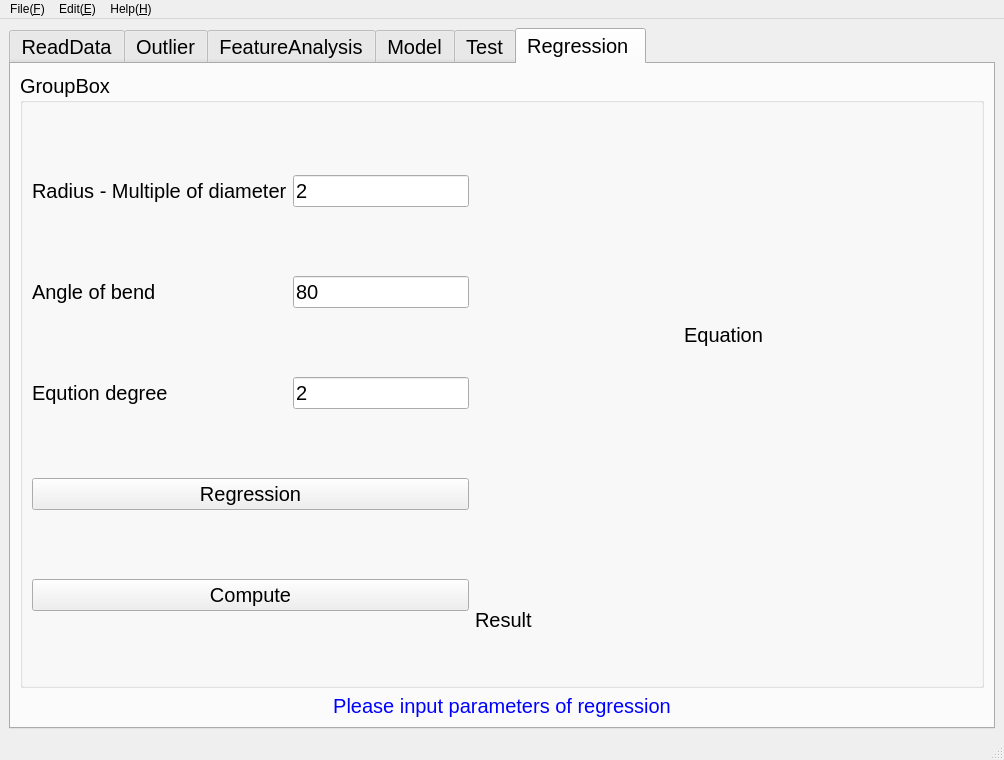
First picture: the form in IntelligentModelInterface.ui, repository duan-sm/softwareML, before the edit.
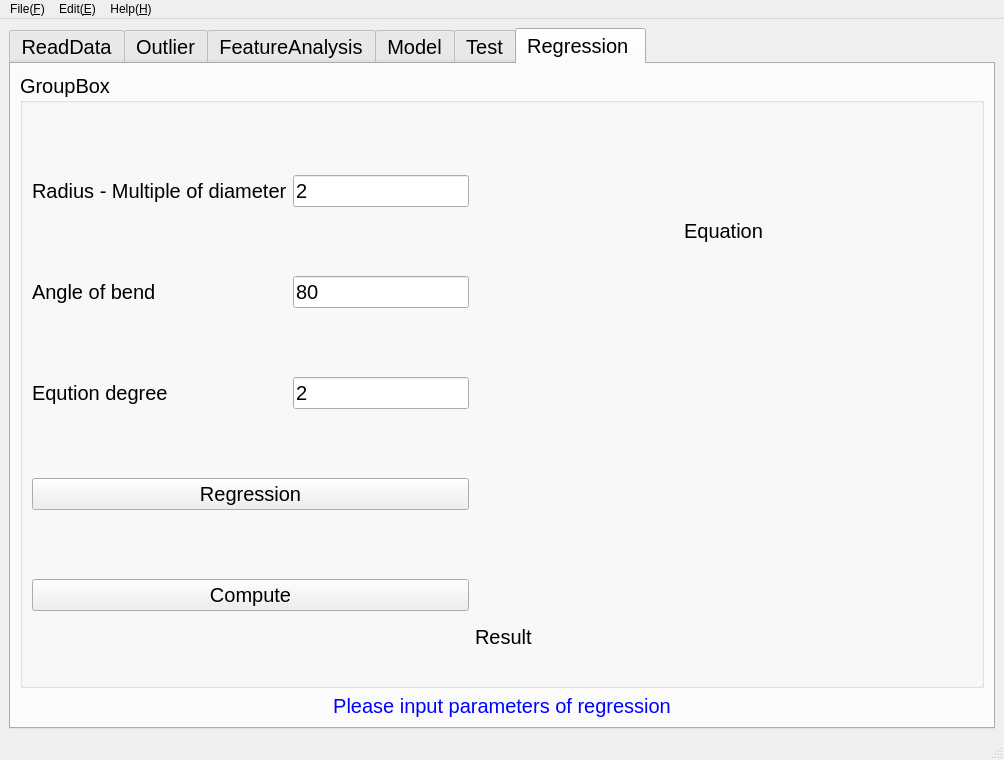
Second picture: the form after the edit. The open tabs and pages were chosen to show the change. Custom widgets are drawn as their Qt base class.

Commit message: add comments and renew function(Regression)

```diff
--- a/IntelligentModelInterface.ui
+++ b/IntelligentModelInterface.ui
@@ -2693,7 +2693,20 @@
              <string>GroupBox</string>
             </property>
             <layout class="QGridLayout" name="gridLayout_19">
-             <item row="1" column="1">
+             <item row="2" column="2">
+              <widget class="QLabel" name="ResultR">
+               <property name="sizePolicy">
+                <sizepolicy hsizetype="Preferred" vsizetype="Preferred">
+                 <horstretch>0</horstretch>
+                 <verstretch>1</verstretch>
+                </sizepolicy>
+               </property>
+               <property name="text">
+                <string/>
+               </property>
+              </widget>
+             </item>
+             <item row="2" column="1">
               <widget class="QLabel" name="label_48">
                <property name="sizePolicy">
                 <sizepolicy hsizetype="Preferred" vsizetype="Preferred">
@@ -2706,7 +2719,7 @@
                </property>
               </widget>
              </item>
-             <item row="0" column="0" rowspan="2">
+             <item row="0" column="0" rowspan="3">
               <layout class="QGridLayout" name="gridLayout_18">
                <item row="3" column="0" colspan="2">
                 <widget class="QPushButton" name="Regression">
@@ -2793,25 +2806,12 @@
                </item>
               </layout>
              </item>
-             <item row="1" column="2">
-              <widget class="QLabel" name="ResultR">
-               <property name="sizePolicy">
-                <sizepolicy hsizetype="Preferred" vsizetype="Preferred">
-                 <horstretch>0</horstretch>
-                 <verstretch>1</verstretch>
-                </sizepolicy>
-               </property>
-               <property name="text">
-                <string/>
-               </property>
-              </widget>
-             </item>
              <item row="0" column="1" colspan="2">
               <widget class="QLabel" name="Eqution">
                <property name="sizePolicy">
                 <sizepolicy hsizetype="Preferred" vsizetype="Preferred">
                  <horstretch>0</horstretch>
-                 <verstretch>4</verstretch>
+                 <verstretch>3</verstretch>
                 </sizepolicy>
                </property>
                <property name="text">
@@ -2822,6 +2822,16 @@
                </property>
               </widget>
              </item>
+             <item row="1" column="1" colspan="2">
+              <widget class="QmyFigureCanvas" name="plotR" native="true">
+               <property name="sizePolicy">
+                <sizepolicy hsizetype="Preferred" vsizetype="Preferred">
+                 <horstretch>0</horstretch>
+                 <verstretch>3</verstretch>
+                </sizepolicy>
+               </property>
+              </widget>
+             </item>
             </layout>
            </widget>
           </item>
```
The commit also changes 2 other files.
